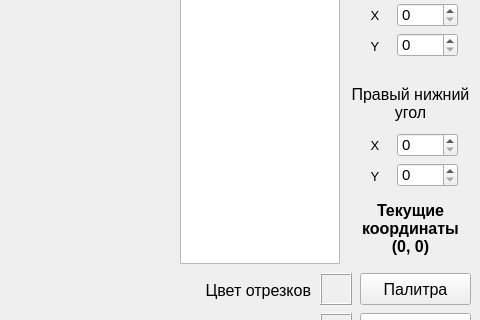
Above: antsor/lab_07/window.ui from SGCube/IU7-Computer-Graphics before the change; both pictures show x 480 to 960 and y 247 to 567 of the 960 by 720 pixel window. Below: the same form after it.
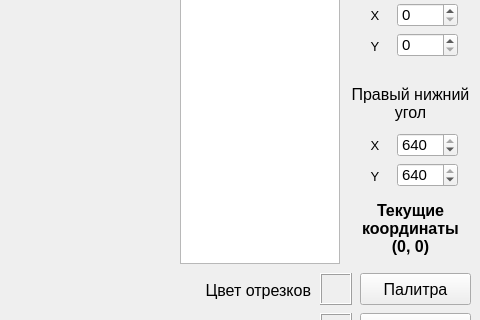
That is the form after the change. Custom widgets are drawn as their Qt base class.

The edit to the form file:
```diff
--- a/antsor/lab_07/window.ui
+++ b/antsor/lab_07/window.ui
@@ -511,7 +511,10 @@
      </font>
     </property>
     <property name="maximum">
-     <number>639</number>
+     <number>640</number>
+    </property>
+    <property name="value">
+     <number>640</number>
     </property>
    </widget>
    <widget class="QSpinBox" name="rbyEdit">
@@ -529,7 +532,10 @@
      </font>
     </property>
     <property name="maximum">
-     <number>639</number>
+     <number>640</number>
+    </property>
+    <property name="value">
+     <number>640</number>
     </property>
    </widget>
    <widget class="QLabel" name="label_8">
```
Left out of the diff: 12 changed lines with no effect on the pictures.
